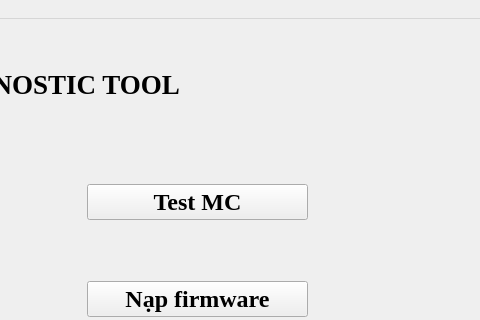
CongPV121/SDT, file mainwindow.ui: the form before one commit; both pictures show x 393 to 873 and y 0 to 320 of the 873 by 551 pixel window.
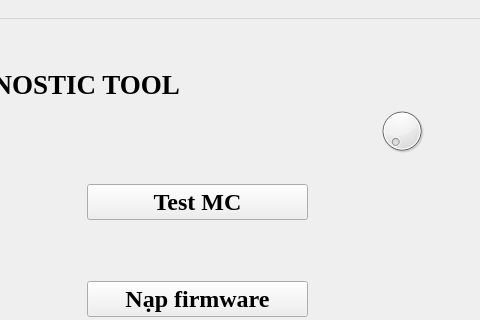
The form after the commit. Icons and pictures are not drawn.

Patch:
```diff
--- a/mainwindow.ui
+++ b/mainwindow.ui
@@ -193,6 +193,16 @@
      </item>
     </layout>
    </widget>
+   <widget class="QDial" name="dial">
+    <property name="geometry">
+     <rect>
+      <x>770</x>
+      <y>80</y>
+      <width>50</width>
+      <height>64</height>
+     </rect>
+    </property>
+   </widget>
   </widget>
   <widget class="QMenuBar" name="menubar">
    <property name="geometry">
```
